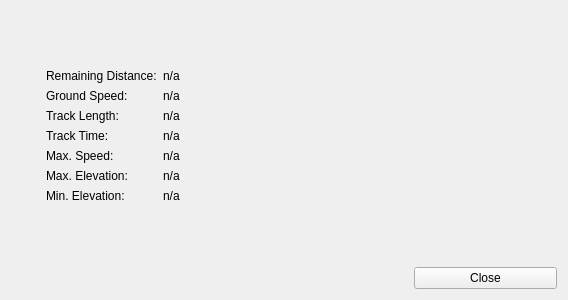
Above: client/tripinfodialog.ui from unsanded/monav before the change. Below: the same form after it.
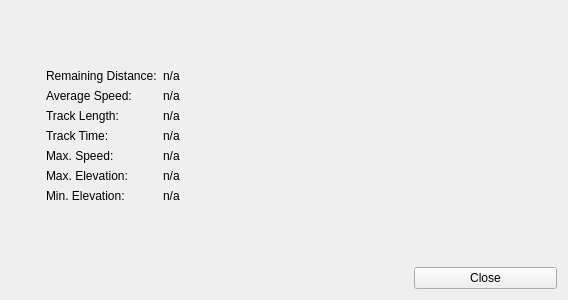
That is the form after the change.

Commit message: Changed displaying the current speed to average speed. Detecting times of rest becomes more and more important :) .

```diff
--- a/client/tripinfodialog.ui
+++ b/client/tripinfodialog.ui
@@ -61,7 +61,7 @@
        <item row="1" column="0">
         <widget class="QLabel" name="labelGroundSpeed">
          <property name="text">
-          <string>Ground Speed:</string>
+          <string>Average Speed:</string>
          </property>
         </widget>
        </item>
```
Left out of the diff: 4 changed lines with no effect on the pictures. The commit also changes 5 other files.
